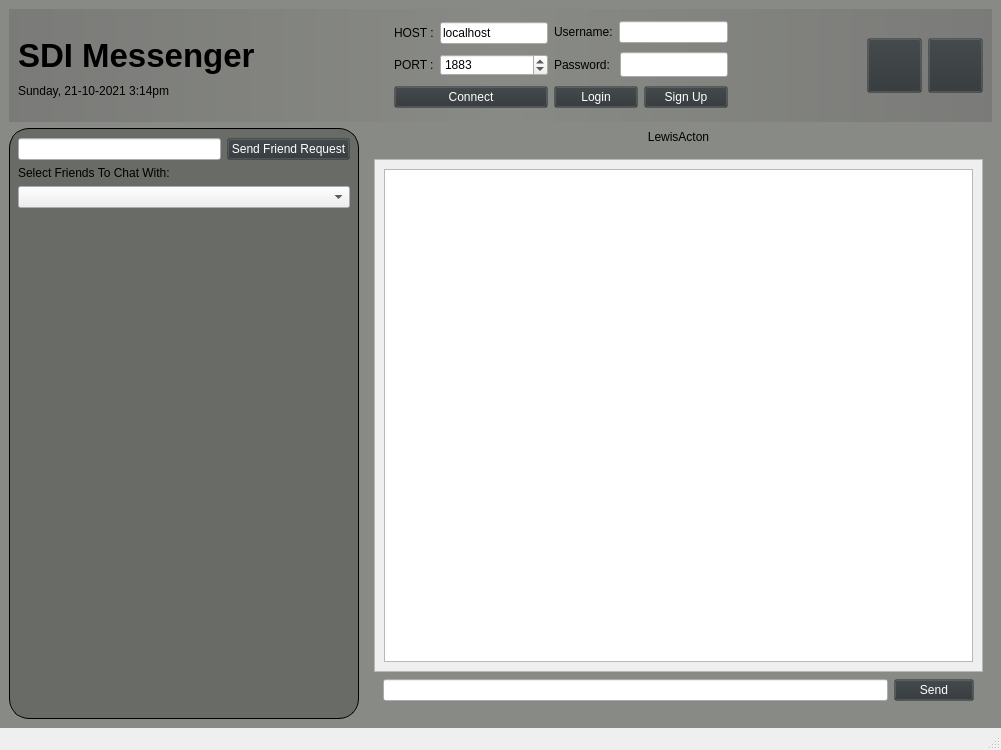
Before: the Qt Designer form mainwindow.ui in AhmedMuktar1/miniature-potato, drawn with Qt 5.
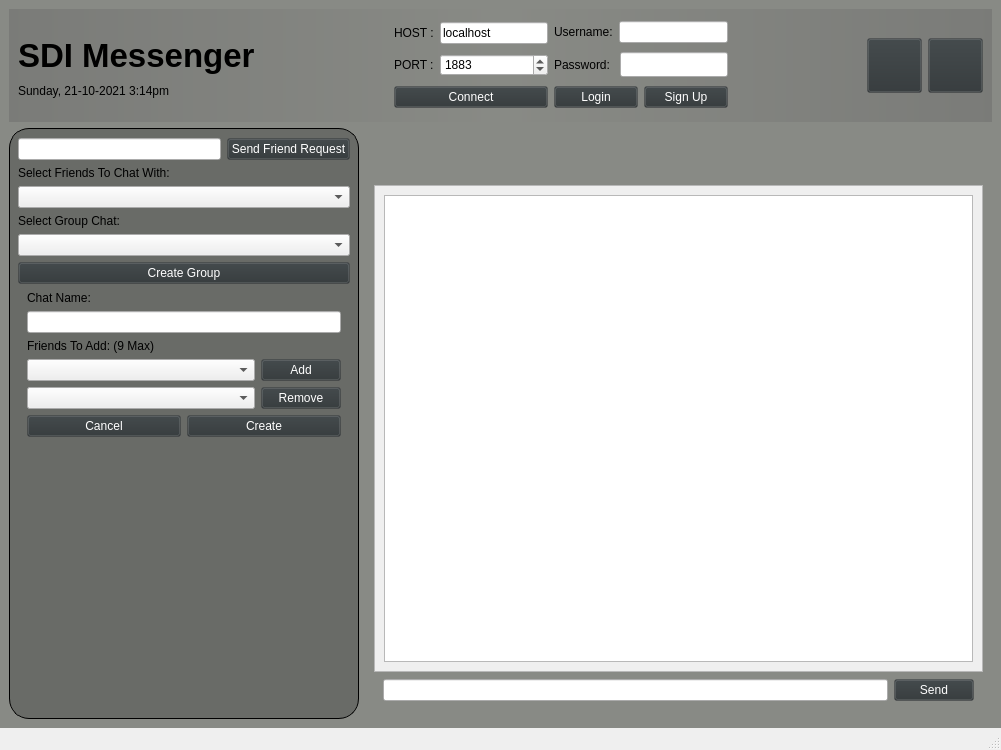
After: the same form once the commit is applied. Icons and pictures are not drawn.

```diff
--- a/mainwindow.ui
+++ b/mainwindow.ui
@@ -371,6 +371,132 @@
            <item>
             <widget class="QComboBox" name="comboBox"/>
            </item>
+           <item>
+            <widget class="QLabel" name="label_6">
+             <property name="text">
+              <string>Select Group Chat:</string>
+             </property>
+            </widget>
+           </item>
+           <item>
+            <widget class="QComboBox" name="comboBox_2"/>
+           </item>
+           <item>
+            <widget class="QPushButton" name="Groupbutton">
+             <property name="enabled">
+              <bool>true</bool>
+             </property>
+             <property name="text">
+              <string>Create Group</string>
+             </property>
+             <property name="checkable">
+              <bool>false</bool>
+             </property>
+             <property name="checked">
+              <bool>false</bool>
+             </property>
+            </widget>
+           </item>
+           <item>
+            <widget class="QWidget" name="verticalWidget" native="true">
+             <layout class="QVBoxLayout" name="createGroupWrap">
+              <property name="topMargin">
+               <number>1</number>
+              </property>
+              <item>
+               <widget class="QLabel" name="GCL">
+                <property name="text">
+                 <string>Chat Name:</string>
+                </property>
+               </widget>
+              </item>
+              <item>
+               <widget class="QLineEdit" name="lineEditGCName"/>
+              </item>
+              <item>
+               <widget class="QLabel" name="label_5">
+                <property name="text">
+                 <string>Friends To Add: (9 Max)</string>
+                </property>
+               </widget>
+              </item>
+              <item>
+               <layout class="QHBoxLayout" name="horizontalLayout_9">
+                <property name="topMargin">
+                 <number>0</number>
+                </property>
+                <item>
+                 <widget class="QComboBox" name="comboBox_GC">
+                  <property name="sizePolicy">
+                   <sizepolicy hsizetype="MinimumExpanding" vsizetype="Fixed">
+                    <horstretch>0</horstretch>
+                    <verstretch>0</verstretch>
+                   </sizepolicy>
+                  </property>
+                 </widget>
+                </item>
+                <item>
+                 <widget class="QPushButton" name="addToGC">
+                  <property name="sizePolicy">
+                   <sizepolicy hsizetype="Minimum" vsizetype="Minimum">
+                    <horstretch>0</horstretch>
+                    <verstretch>0</verstretch>
+                   </sizepolicy>
+                  </property>
+                  <property name="text">
+                   <string>Add</string>
+                  </property>
+                 </widget>
+                </item>
+               </layout>
+              </item>
+              <item>
+               <layout class="QHBoxLayout" name="horizontalLayout_16">
+                <property name="topMargin">
+                 <number>0</number>
+                </property>
+                <item>
+                 <widget class="QComboBox" name="comboBox_GCRR"/>
+                </item>
+                <item>
+                 <widget class="QPushButton" name="RemoveGCRecipient">
+                  <property name="sizePolicy">
+                   <sizepolicy hsizetype="Maximum" vsizetype="Fixed">
+                    <horstretch>0</horstretch>
+                    <verstretch>0</verstretch>
+                   </sizepolicy>
+                  </property>
+                  <property name="text">
+                   <string>Remove</string>
+                  </property>
+                 </widget>
+                </item>
+               </layout>
+              </item>
+              <item>
+               <layout class="QHBoxLayout" name="horizontalLayout_8">
+                <property name="topMargin">
+                 <number>0</number>
+                </property>
+                <item>
+                 <widget class="QPushButton" name="CancelGroupChat">
+                  <property name="text">
+                   <string>Cancel</string>
+                  </property>
+                 </widget>
+                </item>
+                <item>
+                 <widget class="QPushButton" name="CreateGroupChat">
+                  <property name="text">
+                   <string>Create</string>
+                  </property>
+                 </widget>
+                </item>
+               </layout>
+              </item>
+             </layout>
+            </widget>
+           </item>
            <item>
             <spacer name="verticalSpacer">
              <property name="orientation">
@@ -399,19 +525,96 @@
               <property name="topMargin">
                <number>1</number>
               </property>
-              <item>
-               <widget class="QLabel" name="recipientTitle">
-                <property name="text">
-                 <string>LewisActon</string>
-                </property>
-                <property name="alignment">
-                 <set>Qt::AlignCenter</set>
-                </property>
-               </widget>
-              </item>
              </layout>
             </widget>
            </item>
+           <item>
+            <layout class="QHBoxLayout" name="horizontalLayout_15">
+             <property name="topMargin">
+              <number>0</number>
+             </property>
+             <item>
+              <widget class="QLabel" name="GCL5">
+               <property name="text">
+                <string/>
+               </property>
+              </widget>
+             </item>
+             <item>
+              <widget class="QLabel" name="GCL6">
+               <property name="text">
+                <string/>
+               </property>
+              </widget>
+             </item>
+             <item>
+              <widget class="QLabel" name="recipientTitle">
+               <property name="text">
+                <string/>
+               </property>
+               <property name="alignment">
+                <set>Qt::AlignCenter</set>
+               </property>
+              </widget>
+             </item>
+             <item>
+              <widget class="QLabel" name="GCL8">
+               <property name="text">
+                <string/>
+               </property>
+              </widget>
+             </item>
+             <item>
+              <widget class="QLabel" name="GCL9">
+               <property name="text">
+                <string/>
+               </property>
+              </widget>
+             </item>
+            </layout>
+           </item>
+           <item>
+            <layout class="QHBoxLayout" name="horizontalLayout_11">
+             <property name="topMargin">
+              <number>0</number>
+             </property>
+             <item>
+              <widget class="QLabel" name="GCL1">
+               <property name="text">
+                <string/>
+               </property>
+              </widget>
+             </item>
+             <item>
+              <widget class="QLabel" name="GCL2">
+               <property name="text">
+                <string/>
+               </property>
+              </widget>
+             </item>
+             <item>
+              <widget class="QLabel" name="GCL3">
+               <property name="text">
+                <string/>
+               </property>
+              </widget>
+             </item>
+             <item>
+              <widget class="QLabel" name="GCL4">
+               <property name="text">
+                <string/>
+               </property>
+              </widget>
+             </item>
+             <item>
+              <widget class="QLabel" name="GCL7">
+               <property name="text">
+                <string/>
+               </property>
+              </widget>
+             </item>
+            </layout>
+           </item>
            <item>
             <widget class="QScrollArea" name="scrollArea">
              <property name="widgetResizable">
@@ -423,7 +626,7 @@
                 <x>0</x>
                 <y>0</y>
                 <width>603</width>
-                <height>466</height>
+                <height>433</height>
                </rect>
               </property>
               <layout class="QVBoxLayout" name="verticalLayout_8">
```
Left out of the diff: 4 changed lines with no effect on the pictures.
